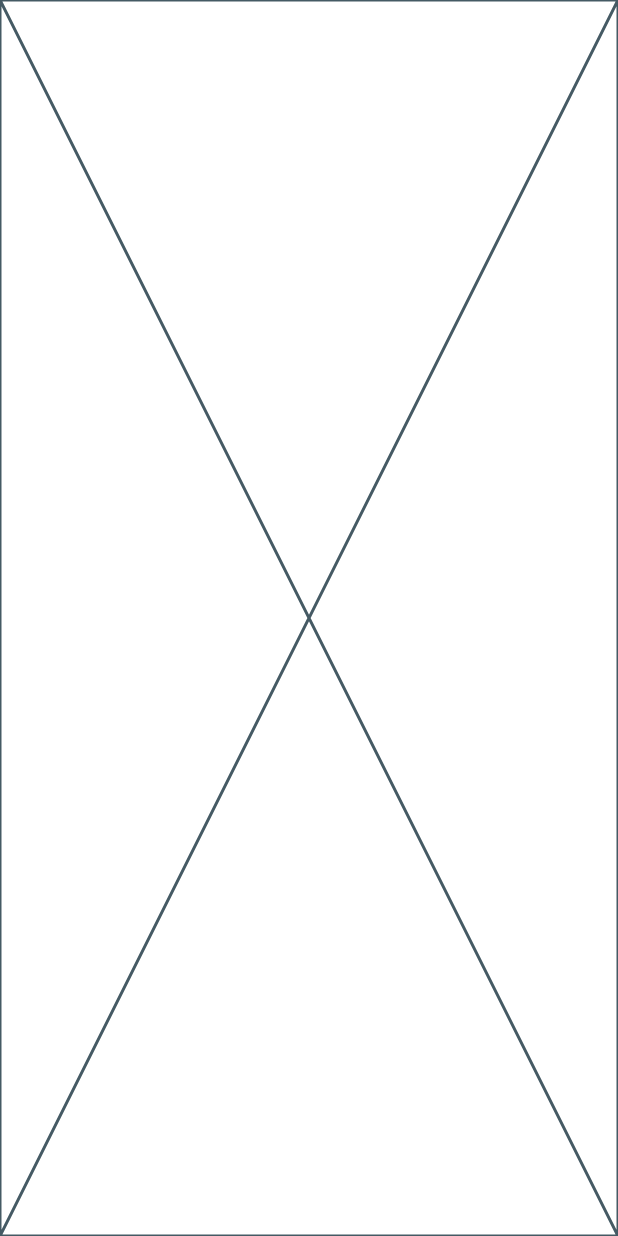
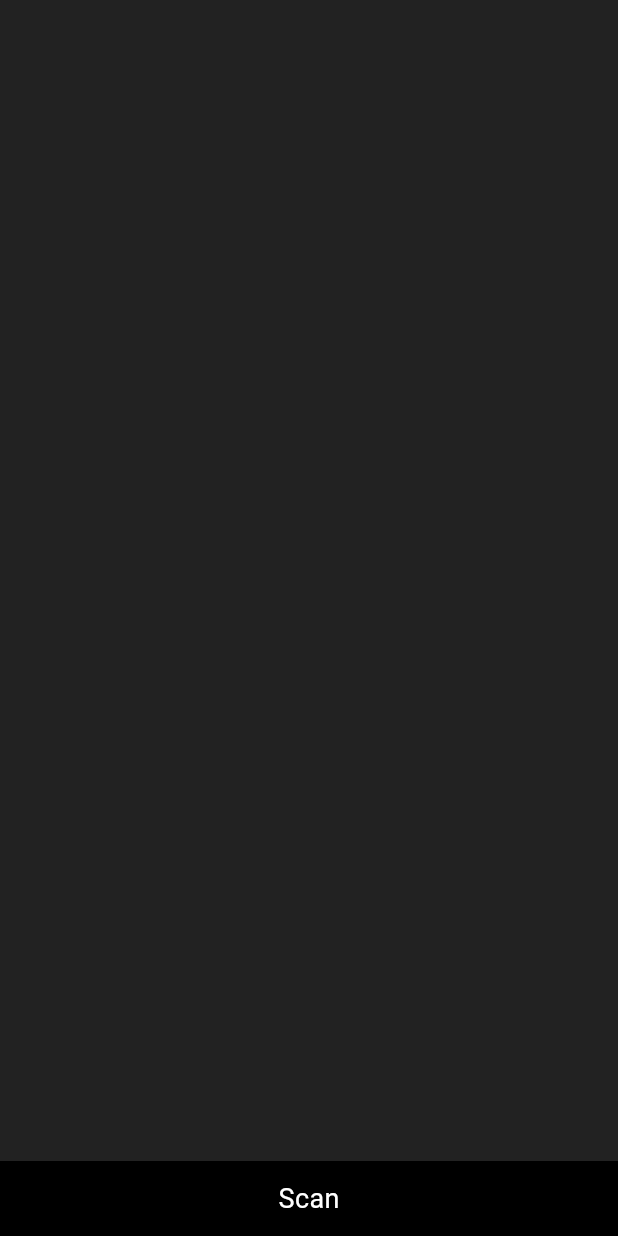
Before and after one commit to csitkmce/csi-attendance-app, a Flutter app: the screen it shows after launch, after a tap on "Login", on a phone screen of 412 x 824 dp. Run offline on Flutter 3.47's test engine with Material 3 defaults, Android fonts, the light colour scheme and no system bars; our stand-ins replace get; missing offline and left inert: qr_code_scanner_plus.

Commit message:
add home page | modify qr scan page

```diff
--- a/lib/controllers/main_controller.dart
+++ b/lib/controllers/main_controller.dart
@@ -1,8 +1,13 @@
 import 'package:csi_attendance/pages/home/home.dart';
+import 'package:csi_attendance/pages/qrscan/qr_scan.dart';
 import 'package:get/get.dart';
 
 class MainController extends GetxController {
   void onLogin(String email, String password) {
     Get.to(HomePage());
   }
+
+  void onScanTap() {
+    Get.to(QRScanPage());
+  }
 }
--- a/lib/pages/home/home.dart
+++ b/lib/pages/home/home.dart
@@ -1,10 +1,41 @@
+import 'package:csi_attendance/controllers/main_controller.dart';
+import 'package:csi_attendance/pages/login/widgets/rect_button.dart';
 import 'package:flutter/material.dart';
+import 'package:get/get.dart';
 
+// ignore: must_be_immutable
 class HomePage extends StatelessWidget {
-  const HomePage({super.key});
+  HomePage({super.key});
+
+  MainController controller = Get.find<MainController>();
 
   @override
   Widget build(BuildContext context) {
-    return const Placeholder();
+    return SafeArea(
+      child: Scaffold(
+        backgroundColor: Color(0xFF222222),
+        body: GetBuilder<MainController>(
+          builder: (context) {
+            return Column(
+              children: [
+                Expanded(
+                  child: Column(
+                    children: [
+                      //
+                    ],
+                  ),
+                ),
+                RectButton(
+                  text: 'Scan',
+                  onTap: (text) {
+                    controller.onScanTap();
+                  },
+                ),
+              ],
+            );
+          },
+        ),
+      ),
+    );
   }
 }
--- a/lib/pages/login/widgets/rect_button.dart
+++ b/lib/pages/login/widgets/rect_button.dart
@@ -16,7 +16,7 @@ class RectButton extends StatelessWidget {
         height: 50,
         width: double.infinity,
         decoration: BoxDecoration(color: Colors.black),
-        child: Center(child: Text('Login', style: Styles.textStyle)),
+        child: Center(child: Text(text, style: Styles.textStyle)),
       ),
     );
   }
--- a/pubspec.yaml
+++ b/pubspec.yaml
@@ -35,6 +35,9 @@ dependencies:
   # Use with the CupertinoIcons class for iOS style icons.
   cupertino_icons: ^1.0.8
   get: ^4.7.2
+  permission_handler: ^12.0.1
+  path_provider: ^2.1.5
+  qr_code_scanner_plus: ^2.0.12
 
 dev_dependencies:
   flutter_test:
```
Also changed, not shown: lib/pages/qrscan/qr_scan.dart (added, +80 -0 lines), pubspec.lock, 6 other files.
